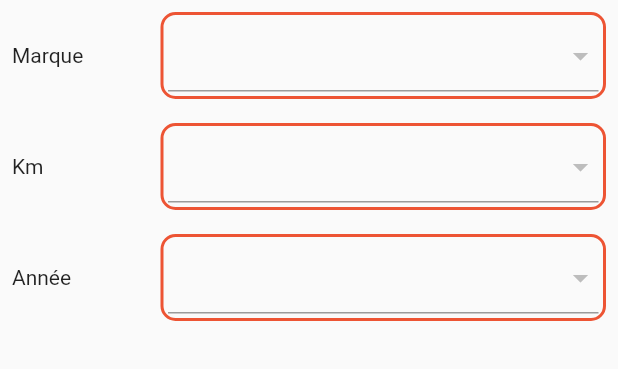
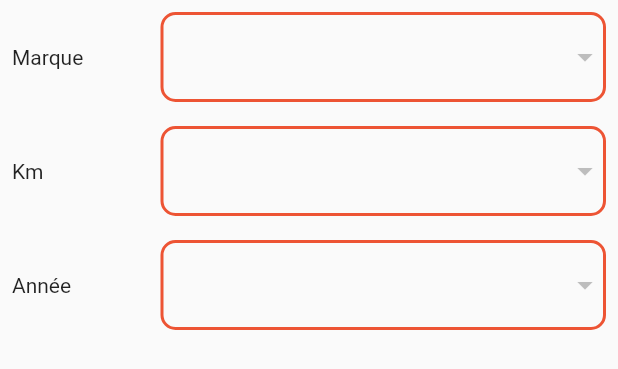
Before and after one commit to mbarkinedra/afariat-app, a Flutter app: the Motos widget shown alone on an empty page, opened directly, on a phone screen of 412 x 824 dp. Shown: the top 369 px of the screen. Run offline on Flutter 3.47's test engine with Material 2 defaults, Android fonts, the phone set to English and light mode, and no system bars; our stand-ins replace animated_splash_screen, bubble, carousel_slider, connectivity_plus, dio, flutter_chat_types and 9 more; accounts and stored records are empty; network calls fail.

```diff
--- a/lib/home/tap_chat/tap_chat_scr.dart
+++ b/lib/home/tap_chat/tap_chat_scr.dart
@@ -4,7 +4,6 @@ import 'package:afariat/controllers/network_controller.dart';
 import 'package:afariat/mywidget/chat_user.dart';
 import 'package:flutter/material.dart';
 import 'package:get/get.dart';
-import 'package:infinite_scroll_pagination/infinite_scroll_pagination.dart';
 import 'chat_user/chat_user_scr.dart';
 import 'chat_user/chat_user_viewcontroller.dart';
 import 'tap_chat_viewcontroller.dart';
--- a/lib/home/tap_publish/publish_ads_model/motos.dart
+++ b/lib/home/tap_publish/publish_ads_model/motos.dart
@@ -20,14 +20,20 @@ class Motos extends GetView<TapPublishViewController> {
                     Expanded(
                       flex: 3,
                       child: Container(
-                        padding: const EdgeInsets.all(3.0),
+                        height: 60,
+                        width: double.infinity,
+                        //padding: const EdgeInsets.all(3.0),
                         decoration: BoxDecoration(
                           borderRadius: BorderRadius.circular(10),
                           border: Border.all(color: framColor, width: 2),
                         ),
+                        child: Center(
                           child: DropdownButtonFormField<RefJson>(
                             isExpanded: true,
                             value: logic.motosBrand,
+                            decoration:
+                            InputDecoration.collapsed(
+                                hintText: ''),
                             validator: (RefJson) {
                               return controller.validator.validateMarque(RefJson);
                             },
@@ -41,6 +47,7 @@ class Motos extends GetView<TapPublishViewController> {
                                 child: Text(value.name),
                               );
                             }).toList(),
+                          ),
                         ),
                       ),
                     )
@@ -57,13 +64,19 @@ class Motos extends GetView<TapPublishViewController> {
                     Expanded(
                       flex: 3,
                       child: Container(
-                        padding: const EdgeInsets.all(3.0),
+                        height: 60,
+                        width: double.infinity,
                         decoration: BoxDecoration(
                             borderRadius: BorderRadius.circular(10),
                             border: Border.all(color: framColor, width: 2)),
+                        child: Center(
                           child: DropdownButtonFormField<RefJson>(
                             isExpanded: true,
                             value: logic.kilometrage,
+
+                            decoration:
+                            InputDecoration.collapsed(
+                                hintText: ''),
                             validator: (RefJson) {
                               return controller.validator.validateKm(RefJson);
                             },
@@ -77,6 +90,7 @@ class Motos extends GetView<TapPublishViewController> {
                                 child: Text(value.name),
                               );
                             }).toList(),
+                          ),
                         ),
                       ),
                     )
@@ -93,13 +107,18 @@ class Motos extends GetView<TapPublishViewController> {
                     Expanded(
                       flex: 3,
                       child: Container(
-                        padding: const EdgeInsets.all(3.0),
+                        height: 60,
+                        width: double.infinity,
                         decoration: BoxDecoration(
                             borderRadius: BorderRadius.circular(10),
                             border: Border.all(color: framColor, width: 2)),
+                        child: Center(
                           child: DropdownButtonFormField<RefJson>(
                             isExpanded: true,
                             value: logic.yearsModele,
+                            decoration:
+                            InputDecoration.collapsed(
+                                hintText: ''),
                             validator: (RefJson) {
                               return controller.validator.validateYears(RefJson);
                             },
@@ -115,6 +134,7 @@ class Motos extends GetView<TapPublishViewController> {
                             }).toList(),
                           ),
                         ),
+                      ),
                     )
                   ],
                 );
--- a/lib/networking/api/api_manager.dart
+++ b/lib/networking/api/api_manager.dart
@@ -120,12 +120,11 @@ abstract class ApiManager {
           .then((value) {
         return value;
       }).catchError((error, stackTrace) {
-        processServerError(error);
         if (error.type == DioErrorType.connectTimeout) {
           a.Get.snackbar("erreur", "Connection  Timeout");
         }
+        processServerError(error);
 
-        return error;
       });
     } else {
       a.Get.snackbar("erreur", "vous n'avez pas de connexion");
--- a/lib/networking/api/notification_api.dart
+++ b/lib/networking/api/notification_api.dart
@@ -6,9 +6,9 @@ class NotificationApi extends ApiManager {
   @override
 int page=0;
   String apiUrl() {
-    String v="?sort=a.modifiedAt&direction=desc&page=$page&limit=20";
+    String url="?sort=a.modifiedAt&direction=desc&page=$page&limit=20";
 
-    return SettingsApp.notificationUrl+v;
+    return SettingsApp.notificationUrl+url;
   }
 
   @override
```
Also changed, not shown: lib/home/tap_publish/publish_views/apercu_publich.dart (+5 -8 lines), lib/home/tap_publish/tap_publish_scr.dart (+7 -4 lines), lib/home/tap_publish/tap_publish_viewcontroller.dart (+17 -9 lines). Lines whose indentation alone changed are shown as unchanged.
